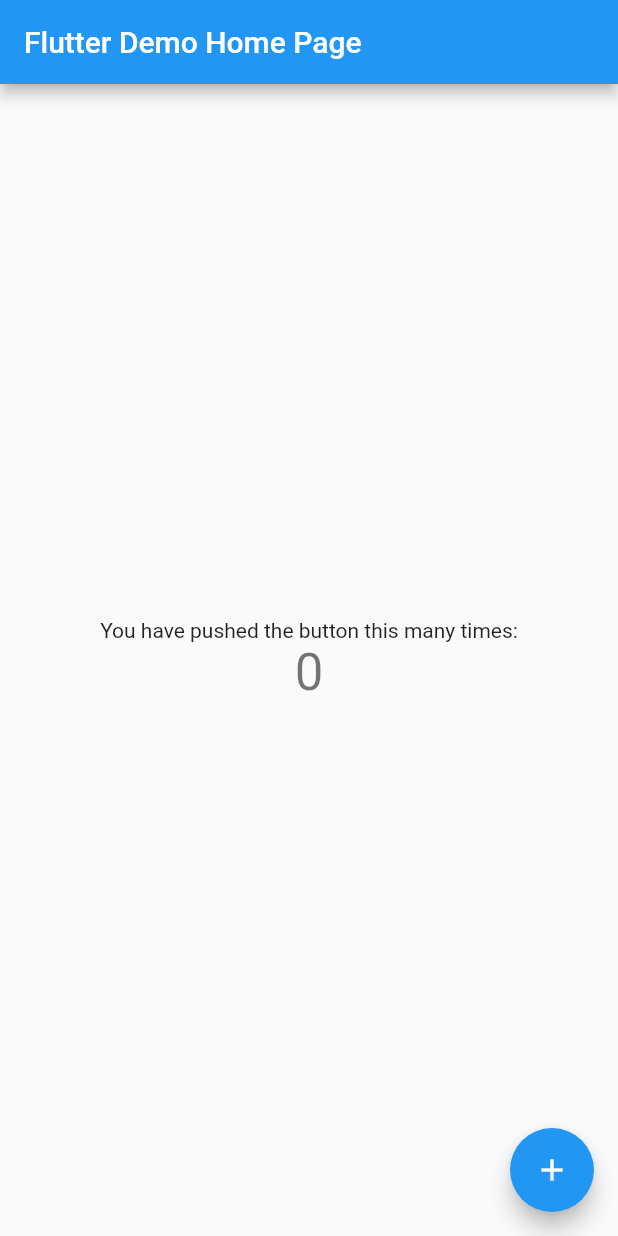
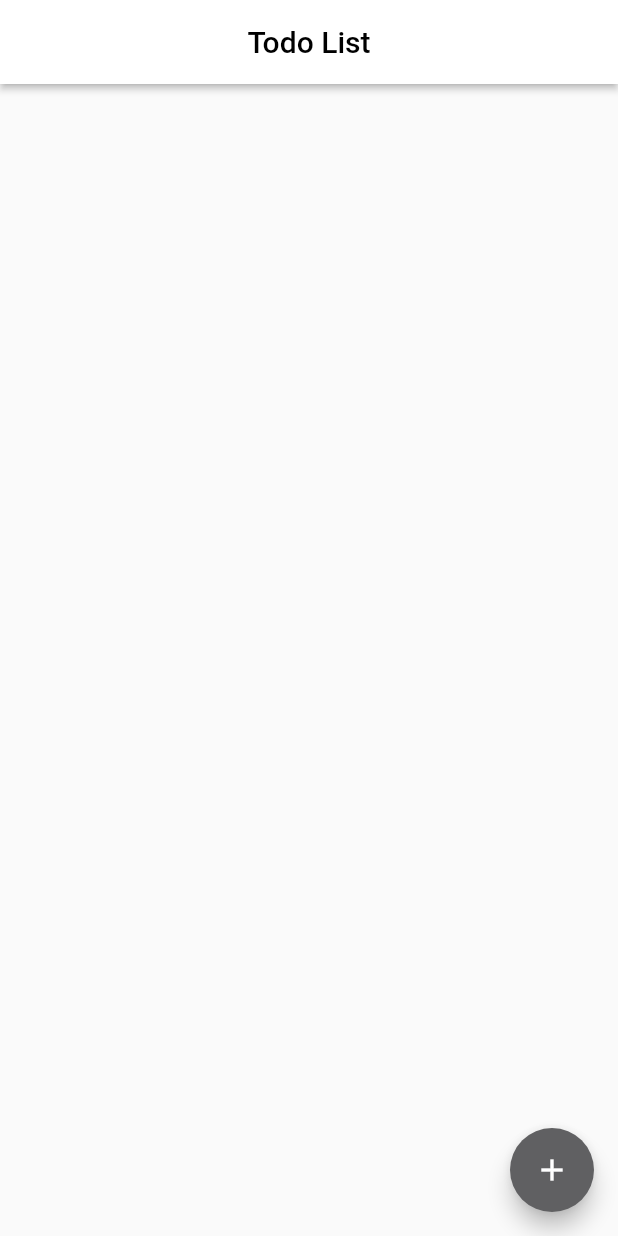
Before and after one commit to Siqlain-Hanif/todo_flutter, a Flutter app: the screen it shows after launch, on a phone screen of 412 x 824 dp. Run offline on Flutter 3.47's test engine with Material 2 defaults, Android fonts, the phone set to English and light mode, and no system bars.

Commit message:
Basic application setup

```diff
--- /dev/null
+++ b/lib/global_bloc.dart
@@ -0,0 +1,8 @@
+import 'package:flutter/material.dart';
+
+class GlobalBloc {
+  final GlobalKey<ScaffoldState> scaffoldKey =
+      GlobalKey<ScaffoldState>(debugLabel: 'global:scaffold');
+}
+
+final globalBloc = GlobalBloc();
--- a/lib/main.dart
+++ b/lib/main.dart
@@ -1,113 +1,13 @@
+// @dart=2.11
+
 import 'package:flutter/material.dart';
+import 'package:flutter/rendering.dart';
+import 'package:flutter/services.dart';
+import 'package:todo_app/src/app.dart';
 
-void main() {
-  runApp(MyApp());
+Future<void> main() async {
+  debugPaintSizeEnabled = false;
+  WidgetsFlutterBinding.ensureInitialized();
+  await SystemChrome.setPreferredOrientations([DeviceOrientation.portraitUp]);
+  runApp(App());
 }
-
-class MyApp extends StatelessWidget {
-  // This widget is the root of your application.
-  @override
-  Widget build(BuildContext context) {
-    return MaterialApp(
-      title: 'Flutter Demo',
-      theme: ThemeData(
-        // This is the theme of your application.
-        //
-        // Try running your application with "flutter run". You'll see the
-        // application has a blue toolbar. Then, without quitting the app, try
-        // changing the primarySwatch below to Colors.green and then invoke
-        // "hot reload" (press "r" in the console where you ran "flutter run",
-        // or simply save your changes to "hot reload" in a Flutter IDE).
-        // Notice that the counter didn't reset back to zero; the application
-        // is not restarted.
-        primarySwatch: Colors.blue,
-      ),
-      home: MyHomePage(title: 'Flutter Demo Home Page'),
-    );
-  }
-}
-
-class MyHomePage extends StatefulWidget {
-  MyHomePage({Key key, this.title}) : super(key: key);
-
-  // This widget is the home page of your application. It is stateful, meaning
-  // that it has a State object (defined below) that contains fields that affect
-  // how it looks.
-
-  // This class is the configuration for the state. It holds the values (in this
-  // case the title) provided by the parent (in this case the App widget) and
-  // used by the build method of the State. Fields in a Widget subclass are
-  // always marked "final".
-
-  final String title;
-
-  @override
-  _MyHomePageState createState() => _MyHomePageState();
-}
-
-class _MyHomePageState extends State<MyHomePage> {
-  int _counter = 0;
-
-  void _incrementCounter() {
-    setState(() {
-      // This call to setState tells the Flutter framework that something has
-      // changed in this State, which causes it to rerun the build method below
-      // so that the display can reflect the updated values. If we changed
-      // _counter without calling setState(), then the build method would not be
-      // called again, and so nothing would appear to happen.
-      _counter++;
-    });
-  }
-
-  @override
-  Widget build(BuildContext context) {
-    // This method is rerun every time setState is called, for instance as done
-    // by the _incrementCounter method above.
-    //
-    // The Flutter framework has been optimized to make rerunning build methods
-    // fast, so that you can just rebuild anything that needs updating rather
-    // than having to individually change instances of widgets.
-    return Scaffold(
-      appBar: AppBar(
-        // Here we take the value from the MyHomePage object that was created by
-        // the App.build method, and use it to set our appbar title.
-        title: Text(widget.title),
-      ),
-      body: Center(
-        // Center is a layout widget. It takes a single child and positions it
-        // in the middle of the parent.
-        child: Column(
-          // Column is also a layout widget. It takes a list of children and
-          // arranges them vertically. By default, it sizes itself to fit its
-          // children horizontally, and tries to be as tall as its parent.
-          //
-          // Invoke "debug painting" (press "p" in the console, choose the
-          // "Toggle Debug Paint" action from the Flutter Inspector in Android
-          // Studio, or the "Toggle Debug Paint" command in Visual Studio Code)
-          // to see the wireframe for each widget.
-          //
-          // Column has various properties to control how it sizes itself and
-          // how it positions its children. Here we use mainAxisAlignment to
-          // center the children vertically; the main axis here is the vertical
-          // axis because Columns are vertical (the cross axis would be
-          // horizontal).
-          mainAxisAlignment: MainAxisAlignment.center,
-          children: <Widget>[
-            Text(
-              'You have pushed the button this many times:',
-            ),
-            Text(
-              '$_counter',
-              style: Theme.of(context).textTheme.headline4,
-            ),
-          ],
-        ),
-      ),
-      floatingActionButton: FloatingActionButton(
-        onPressed: _incrementCounter,
-        tooltip: 'Increment',
-        child: Icon(Icons.add),
-      ), // This trailing comma makes auto-formatting nicer for build methods.
-    );
-  }
-}
--- /dev/null
+++ b/lib/routes.dart
@@ -0,0 +1,17 @@
+// @dart=2.11
+
+import 'package:flutter/material.dart';
+import 'package:todo_app/src/screens/todo_create_edit_screen.dart';
+import 'package:todo_app/src/screens/todos_screen.dart';
+
+/// MaterialApp will use this for routing
+class Routes {
+  static const String todos = TodosScreen.routeName;
+  static const String todo_create_edit = TodoCreateEditScreen.routeName;
+
+  static Map<String, Widget Function(BuildContext)> appRoutes = {
+    //Login Sequence
+    todos: (context) => TodosScreen(),
+    todo_create_edit: (context) => TodoCreateEditScreen(),
+  };
+}
--- /dev/null
+++ b/lib/src/app.dart
@@ -0,0 +1,40 @@
+import 'package:flutter/material.dart';
+import 'package:flutter/services.dart';
+import 'package:todo_app/global_bloc.dart';
+import 'package:todo_app/routes.dart';
+import 'package:todo_app/src/utils/navigator_helper.dart';
+import 'package:todo_app/theme.dart';
+
+class App extends StatefulWidget {
+  @override
+  _AppState createState() => _AppState();
+}
+
+class _AppState extends State<App> {
+  @override
+  Widget build(BuildContext context) {
+    // SystemChrome.setSystemUIOverlayStyle(SystemUiOverlayStyle.dark);
+    return MaterialApp(
+      themeMode: ThemeMode.light,
+      debugShowCheckedModeBanner: false,
+      title: 'TODO APP',
+      builder: (context, child) => DefaultTextStyle(
+        style: Theme.of(context).textTheme.bodyText1,
+        child: Scaffold(
+          appBar: null,
+          key: globalBloc.scaffoldKey,
+          body: child,
+        ),
+      ),
+      navigatorKey: NavigatorHelper.navigatorKey,
+      initialRoute: Routes.todos,
+      routes: Routes.appRoutes,
+      theme: AppTheme.getThemeData(),
+    );
+  }
+
+  @override
+  void initState() {
+    super.initState();
+  }
+}
--- /dev/null
+++ b/lib/src/screens/todo_create_edit_screen.dart
@@ -0,0 +1,35 @@
+import 'package:flutter/material.dart';
+import 'package:todo_app/src/widgets/input_fields.dart';
+
+class TodoCreateEditScreenArguments {
+  final int todoId;
+  TodoCreateEditScreenArguments(this.todoId);
+}
+
+class TodoCreateEditScreen extends StatelessWidget {
+  static const String routeName = '/todos/create_edit';
+  @override
+  Widget build(BuildContext context) {
+    TodoCreateEditScreenArguments args =
+        ModalRoute.of(context).settings.arguments;
+    int todoId = args.todoId;
+    return Scaffold(
+      appBar: AppBar(
+        title: Text(todoId == 0 ? "Create Todo" : "Edit Todo"),
+      ),
+      body: GestureDetector(
+        behavior: HitTestBehavior.opaque,
+        onTap: () {
+          print("On Tap");
+          FocusScope.of(context).requestFocus(FocusNode());
+        },
+        child: Padding(
+          padding: const EdgeInsets.symmetric(horizontal: 8.0, vertical: 16.0),
+          child: Form(
+            child: TextInputField("Todo"),
+          ),
+        ),
+      ),
+    );
+  }
+}
--- /dev/null
+++ b/lib/src/screens/todos_screen.dart
@@ -0,0 +1,22 @@
+import 'package:flutter/material.dart';
+import 'package:todo_app/src/utils/navigator_helper.dart';
+
+class TodosScreen extends StatelessWidget {
+  static const String routeName = '/todos';
+
+  @override
+  Widget build(BuildContext context) {
+    return Scaffold(
+      appBar: AppBar(
+        title: Text("Todo List"),
+      ),
+      floatingActionButton: FloatingActionButton(
+        child: Icon(Icons.add),
+        onPressed: () {
+          //opens in create mode
+          NavigatorHelper().navigateToTodoCreateEditScreen();
+        },
+      ),
+    );
+  }
+}
--- /dev/null
+++ b/lib/theme.dart
@@ -0,0 +1,217 @@
+// @dart=2.11
+
+import 'dart:io';
+
+import 'package:flutter/material.dart';
+
+class AppTheme {
+  static final Color accentColor = primaryColorSwatch.shade300;
+  static final Color primaryTextColor = primaryColorSwatch.shade500;
+  static final Color invertTextColor = Colors.white70;
+
+  static final Color primaryActionColor = primaryColorSwatch.shade500;
+
+  /// Apps background color, Mainly use for Scaffold.backgroundColor
+  static const Color backgroundColor = Color(0xfffafafa);
+  static const Color unactionedColor = Color(0xff3498db);
+
+  // For use by MaterialApp
+  static ThemeData getThemeData() {
+    // TODO how to use ThemeData.localize
+    final ThemeData original = ThemeData.light().copyWith(
+      typography: Typography.material2018(
+          platform:
+              Platform.isIOS ? TargetPlatform.iOS : TargetPlatform.android),
+    );
+    // Would use copyWith but it doesn't support primarySwatch
+    return ThemeData(
+      // Swithcing this to dark gives a dark app bar
+      brightness: Brightness.light,
+      cursorColor: primaryTextColor,
+      accentColorBrightness: Brightness.light,
+      scaffoldBackgroundColor: backgroundColor,
+      // scaffoldBackgroundColor: Colors.white,
+      cardColor: Colors.white,
+      primarySwatch: primaryColorSwatch,
+      // primaryColor: primaryColor,
+      accentColor: accentColor,
+
+      appBarTheme: AppBarTheme(
+        brightness: Brightness.light,
+        color: Colors.white,
+        centerTitle: true,
+        elevation: 2,
+        textTheme: original.textTheme
+            .copyWith(
+              headline6: const TextStyle(
+                color: Colors.black,
+                fontSize: 20,
+                fontWeight: FontWeight.w500,
+              ),
+            )
+            .apply(
+              bodyColor: Colors.black,
+              displayColor: Colors.black,
+            ),
+        iconTheme: const IconThemeData(
+          color: AppTheme.appleGray4,
+        ),
+      ),
+
+      // Didn't seem to do much
+      // materialTapTargetSize: MaterialTapTargetSize.shrinkWrap,
+
+      textTheme: original.textTheme
+          .copyWith(
+            // Currently used for Meetup/Event title and discovery cards
+            headline2: original.textTheme.headline2.copyWith(
+              fontSize: 24.0,
+              fontWeight: FontWeight.w300,
+              color: Colors.black,
+              // letterSpacing: -0.5,
+            ),
+            // I use this for card headers such as on meetup details
+            headline4: const TextStyle(
+              fontSize: 16.0,
+              fontWeight: FontWeight.w600,
+              color: Colors.black,
+              letterSpacing: 0.25,
+            ),
+            // Used in signup headers
+            headline5: const TextStyle(
+              fontSize: 20,
+              fontWeight: FontWeight.w300,
+              letterSpacing: 0,
+            ),
+            headline6: const TextStyle(
+              fontSize: 20,
+              fontWeight: FontWeight.w600,
+              letterSpacing: 0.15,
+            ),
+            // Used for text input for some reason
+            subtitle1: original.textTheme.subtitle1.copyWith(
+              fontSize: 16.0,
+              fontWeight: FontWeight.w300,
+            ),
+            subtitle2:
+                const TextStyle(fontSize: 16.0, fontWeight: FontWeight.w700),
+            bodyText1: const TextStyle(
+              fontSize: 16.0,
+              fontWeight: FontWeight.normal,
+              letterSpacing: .4,
+            ),
+            bodyText2: const TextStyle(
+              fontSize: 14.0,
+              fontWeight: FontWeight.normal,
+              letterSpacing: .25,
+            ),
+            button: const TextStyle(fontSize: 14),
+            // bodyText2?
+          )
+          .apply(
+              // bodyColor: Colors.black,
+              // displayColor: Colors.black,
+              ),
+      inputDecorationTheme: original.inputDecorationTheme.copyWith(
+          border: const OutlineInputBorder(borderSide: BorderSide()),
+          disabledBorder: const OutlineInputBorder(
+              borderSide: BorderSide(color: Colors.white)),
+          hintStyle: const TextStyle(fontWeight: FontWeight.w400),
+          errorStyle: const TextStyle(
+            fontSize: 13,
+            color: Color(0xffcc0000),
+            letterSpacing: -0.2,
+          )
+          // Note careful: using fill messes up the Stream chat
+          // filled: true,
+          // fillColor: Colors.white,
+          ),
+      buttonBarTheme: const ButtonBarThemeData(
+        buttonPadding: EdgeInsets.symmetric(horizontal: 15),
+        layoutBehavior: ButtonBarLayoutBehavior.constrained,
+      ),
+      iconTheme: const IconThemeData(
+        // color: Colors.black,
+        color: AppTheme.appleGray4,
+        size: 22, //16
+      ),
+      snackBarTheme: original.snackBarTheme.copyWith(
+        actionTextColor: const Color(0xFFe1e1e1),
+      ),
+      dividerTheme: DividerThemeData(
+        color: Colors.grey.shade300,
+        thickness: 1,
+      ),
+      // TODO figure out how to override for some specific pages, maybe
+      pageTransitionsTheme: const PageTransitionsTheme(builders: {
+        TargetPlatform.iOS: CupertinoPageTransitionsBuilder(),
+        TargetPlatform.android: CupertinoPageTransitionsBuilder(),
+      }),
+    );
+  }
+
+  static const MaterialColor primaryColorSwatch =
+      MaterialColor(0xFF1c1c1e, swatch);
+  // const MaterialColor(0xFFf11771, swatch);
+
+  static const Map<int, Color> swatch = {
+    // 50: const Color(0xFFf4e1e1),
+    // 100: const Color(0xFFe3b4b4),
+    // 200: const Color(0xFFd18383),
+    // 300: const Color(0xFFbf5151),
+    // 400: const Color(0xFFb12b2b),
+    // 500: const Color(0xFFa30606),
+    // 600: const Color(0xFF9b0505),
+    // 700: const Color(0xFF910404),
+    // 800: const Color(0xFF880303),
+    // 900: const Color(0xFF770202),
+
+    50: Color(0xFFE4E4E4),
+    100: Color(0xFFBBBBBC),
+    200: Color(0xFF8E8E8F),
+    300: Color(0xFF606062),
+    400: Color(0xFF3E3E40),
+    500: Color(0xFF1c1c1e),
+    600: Color(0xFF19191A),
+    700: Color(0xFF141416),
+    800: Color(0xFF111112),
+    900: Color(0xFF09090A),
+
+    // 900: const Color(0xFFf22173),
+    // 800: const Color(0xFFf42c75),
+    // 700: const Color(0xFFf53677),
+    // 600: const Color(0xFFf74179),
+    // 500: const Color(0xFFf84b7b),
+    // 400: const Color(0xFFf9557d),
+    // 300: const Color(0xFFfb607f),
+    // 200: const Color(0xFFfc6a81),
+    // 100: const Color(0xFFfe7583),
+    // 50: const Color(0xFFff7f84),
+  };
+
+  // Just an attempt because Material's greys/blacks aren't nice
+  static const appleGray2 = Color.fromRGBO(99, 99, 102, 1);
+  static const appleGray3 = Color.fromRGBO(72, 72, 74, 1);
+  static const appleGray4 = Color.fromRGBO(58, 58, 60, 1);
+  static const appleGray5 = Color.fromRGBO(44, 44, 46, 1);
+  static const appleGray6 = Color.fromRGBO(28, 28, 30, 1);
+
+  // 500 for primary
+  static const primaryColor = Color(0xFF1c1c1e);
+  // const Color(0xFFa30606);
+
+  /// Notification Indicator color
+  static final notificationColor = Colors.redAccent.shade700;
+
+  /// Icons Primary Color
+  // red
+  static const iconPrimaryColor = Color(0xFFa30606);
+
+  /// Icons Secondary Color
+  // grey
+  static const iconSecondaryColor = appleGray2;
+
+  /// Icons Tertiary Color
+  // black - for AppBars Mostly
+  static const iconTertiaryColor = appleGray2;
+}
```
Also changed, not shown: lib/src/utils/navigator_helper.dart (added, +51 -0 lines), lib/src/widgets/input_fields.dart (added, +164 -0 lines), 1 other file.
